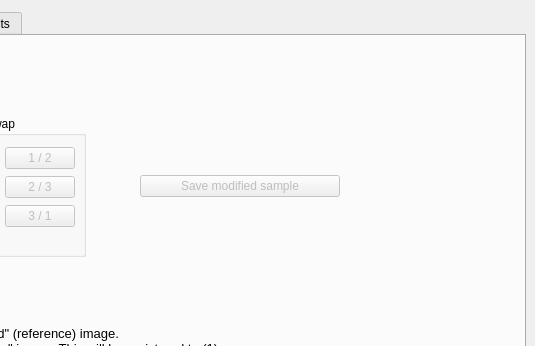
Qt form registrationPlugins/elastix_plugin.ui (SainsburyWellcomeCentre/lasagna) before a commit; both pictures show x 315 to 850 and y 0 to 346 of the 850 by 600 pixel window.
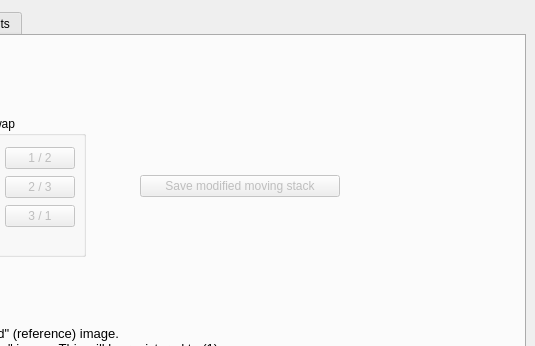
The same form after that commit. Icons and pictures are not drawn.

Commit message: Code for flipping the moving stack is written but the writing of the RAW file is incorrect so we're not enabling it for now.

What changed in the file:
```diff
--- a/registrationPlugins/elastix_plugin.ui
+++ b/registrationPlugins/elastix_plugin.ui
@@ -451,7 +451,7 @@
          </size>
         </property>
         <property name="text">
-         <string>Save modified sample</string>
+         <string>Save modified moving stack</string>
         </property>
        </widget>
       </item>
```
Left out of the diff: 2 changed lines with no effect on the pictures. The commit also changes 3 other files.
